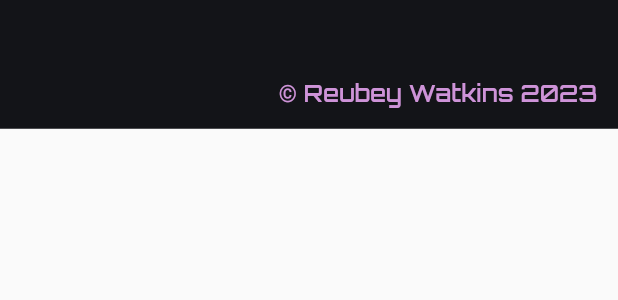
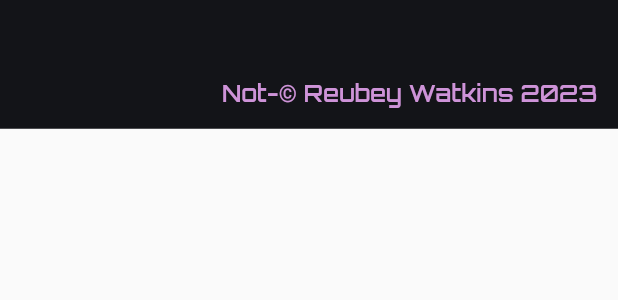
Before and after one commit to ReubeyWynne/portfolio, a Flutter app: the Footer widget shown alone on an empty page, opened directly, on a phone screen of 412 x 824 dp. Shown: the top 300 px of the screen. Run offline on Flutter 3.47's test engine with Material 2 defaults, Android fonts, the light colour scheme and no system bars; our stand-ins replace animated_text_kit, google_fonts, infinite_carousel, ionicons, responsive_framework, scrollable_positioned_list; missing offline and left inert: dart:html.

Commit message:
muck copyright

```diff
--- a/lib/layout/footer/footer.dart
+++ b/lib/layout/footer/footer.dart
@@ -18,7 +18,7 @@ class Footer extends StatelessWidget {
           child: Padding(
             padding: const EdgeInsets.all(16.0),
             child: Text(
-              "© Reubey Watkins 2023",
+              "Not-© Reubey Watkins 2023",
               style: purpleOrbitonSmall,
             ),
           ),
```
